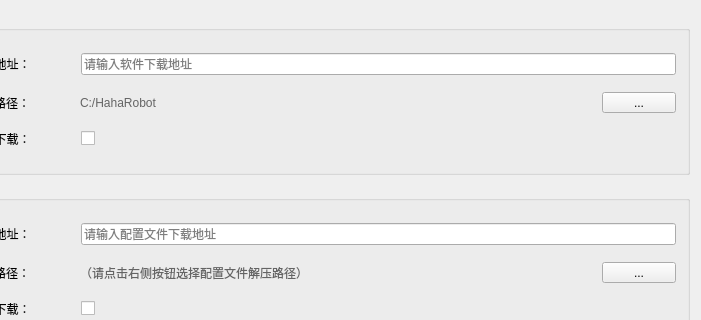
This is src/mainwindow.ui in money0534/Notepad_QtCLion as Qt 5 draws it before an edit; both pictures show x 99 to 800 and y 0 to 320 of the 800 by 600 pixel window. The edited form follows.
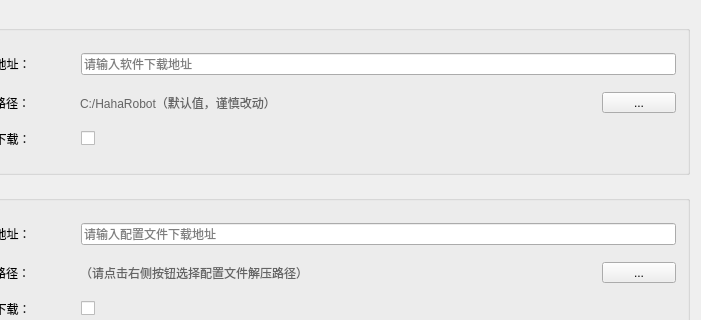
This is the edited form.

Commit message: conf.json

Patch:
```diff
--- a/src/mainwindow.ui
+++ b/src/mainwindow.ui
@@ -66,7 +66,7 @@
             <string notr="true">color: rgb(100, 100, 100);</string>
            </property>
            <property name="text">
-            <string>C:/HahaRobot</string>
+            <string>C:/HahaRobot（默认值，谨慎改动）</string>
            </property>
            <property name="textFormat">
             <enum>Qt::AutoText</enum>
```
The commit also changes 2 other files.
